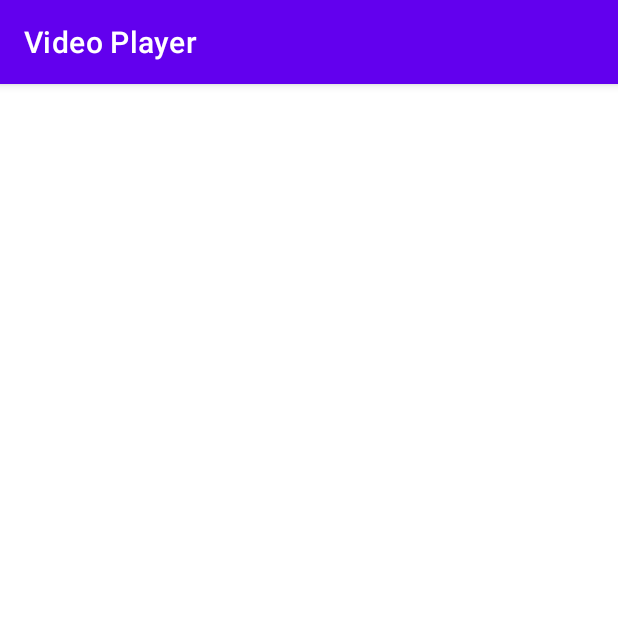
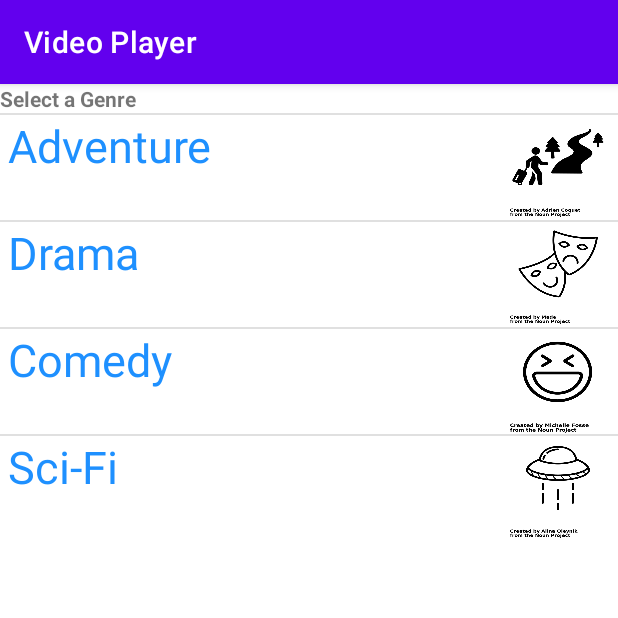
Before and after one commit to omarelewa/AndroidVideoPlayer, an Android app: the screen it shows after launch (MainActivity), on a phone screen of 412 x 824 dp, the top half of it. Run offline under Robolectric (Android 15) with nearby library versions, the phone set to English and light mode, and no system bars.

Commit message:
Main Activity, ListViews with TextViews and ImageViews

```diff
--- a/app/src/main/java/com/example/videoplayer/CustomGenreList.java
+++ b/app/src/main/java/com/example/videoplayer/CustomGenreList.java
@@ -8,6 +8,8 @@ import android.view.ViewGroup;
 import android.widget.ImageView;
 import android.widget.ArrayAdapter;
 import android.widget.TextView;
+
+import com.example.videoplayer.R;
 
 public class CustomGenreList extends ArrayAdapter {
     private String[] genreNames;
--- a/app/src/main/java/com/example/videoplayer/MainActivity.java
+++ b/app/src/main/java/com/example/videoplayer/MainActivity.java
@@ -1,23 +1,46 @@
 package com.example.videoplayer;
 
+import android.graphics.Typeface;
 import android.os.Bundle;
-import android.widget.ArrayAdapter;
 import android.widget.ListView;
+import android.widget.TextView;
+import android.widget.Toast;
 
 import androidx.appcompat.app.AppCompatActivity;
 
 public class MainActivity extends AppCompatActivity {
 
-    ListView l;
-    String[] Genres = {"Adventure", "Drama", "Comedy", "Sci-Fi"};
+    private final String[] Genres = {
+            "Adventure",
+            "Drama",
+            "Comedy",
+            "Sci-Fi"
+    };
+    private final Integer[] imageId = {
+            R.drawable.adventure,
+            R.drawable.drama,
+            R.drawable.comedy,
+            R.drawable.scifi
+    };
 
     @Override
     protected void onCreate(Bundle savedInstanceState) {
         super.onCreate(savedInstanceState);
         setContentView(R.layout.activity_main);
-        l = findViewById(R.id.list);
-        ArrayAdapter<String> arr;
-        arr = new ArrayAdapter<String>(this, R.layout.support_simple_spinner_dropdown_item, Genres);
-        l.setAdapter(arr);
+
+        // Setting the header
+        TextView textView = new TextView(this);
+        textView.setTypeface(Typeface.DEFAULT_BOLD);
+        textView.setText("Select a Genre");
+
+        // Adding the header
+        ListView listView = (ListView) findViewById(R.id.list);
+        listView.addHeaderView(textView);
+
+        // Populating list data
+        CustomGenreList customGenreList = new CustomGenreList(this, Genres, imageId);
+        listView.setAdapter(customGenreList);
+
+        listView.setOnItemClickListener((adapterView, view, position, l) -> Toast.makeText(getApplicationContext(), "You Selected "+ Genres[position-1], Toast.LENGTH_SHORT).show());
     }
 }
--- a/app/src/main/res/layout/activity_main.xml
+++ b/app/src/main/res/layout/activity_main.xml
@@ -7,6 +7,7 @@
     tools:context=".MainActivity">
 
     <ListView
+        android:id="@+id/list"
         android:layout_width="match_parent"
-        android:layout_height="match_parent" />
+        android:layout_height="wrap_content" />
 </LinearLayout>
```
Also changed, not shown: app/src/main/res/drawable/scifi.png (renamed from app/src/main/res/drawable/sci-fi.png).
